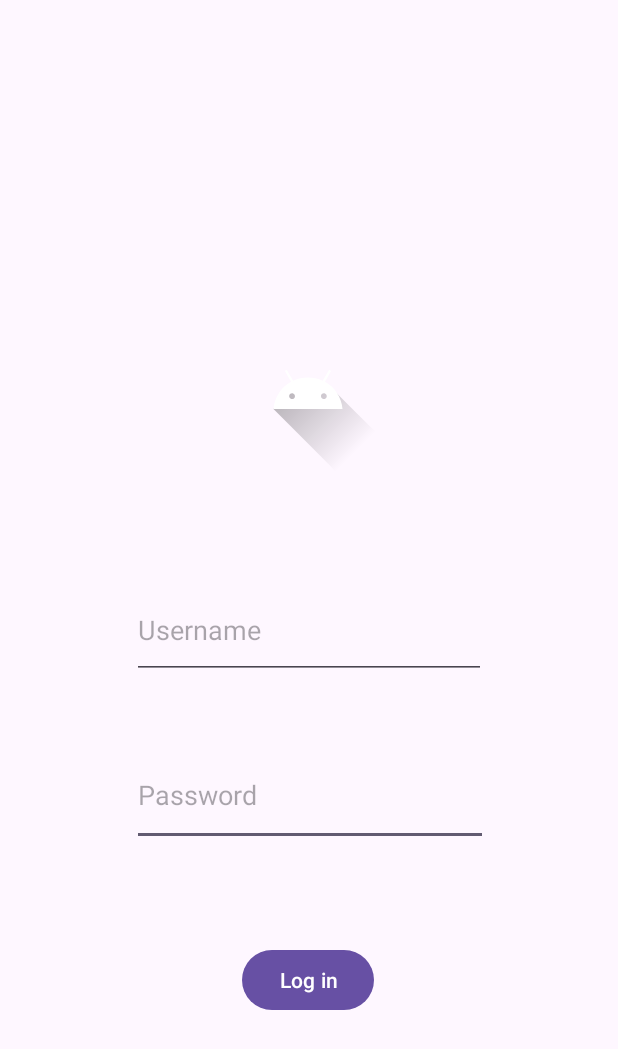
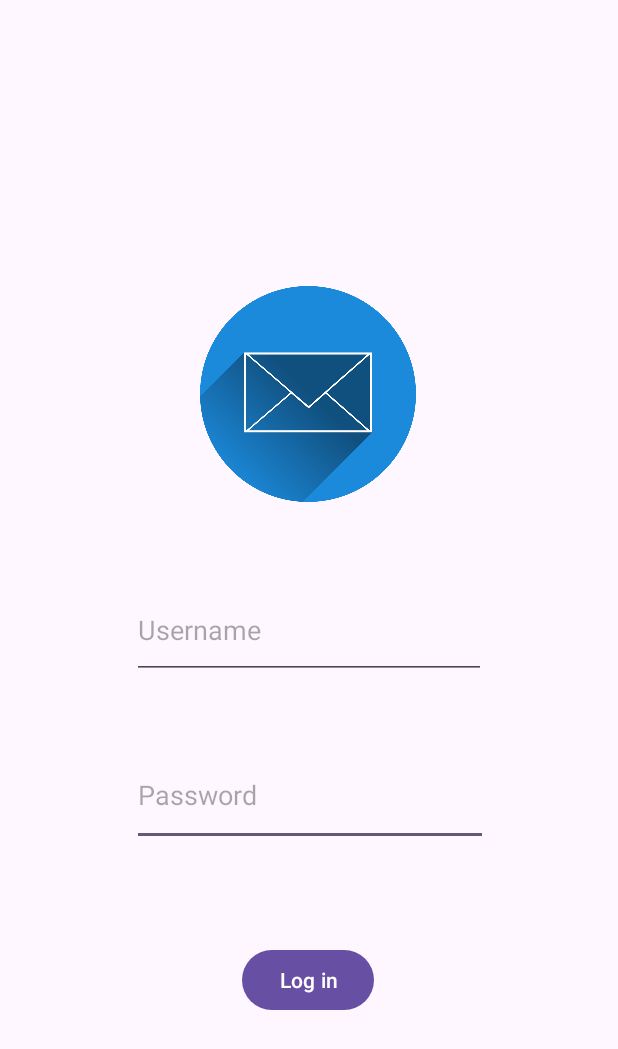
Before and after one commit to lazar-milic-upm/Android_Newsletter, an Android app: the screen it shows after launch (LoginActivity), on a phone screen of 412 x 824 dp. Shown: the top 1049 px of the screen. Run offline under Robolectric (Android 15) with nearby library versions, the phone set to English and light mode, and no system bars.

Commit message:
upload images

```diff
--- a/app/src/main/res/layout/activity_login.xml
+++ b/app/src/main/res/layout/activity_login.xml
@@ -59,6 +59,6 @@
         app:layout_constraintStart_toStartOf="parent"
         app:layout_constraintTop_toTopOf="parent"
         app:layout_constraintVertical_bias="0.783"
-        app:srcCompat="@drawable/ic_launcher_foreground" />
+        app:srcCompat="@drawable/newsletter" />
 
 </androidx.constraintlayout.widget.ConstraintLayout>
```
Also changed, not shown: app/src/main/res/drawable/newsletter.png (added).
